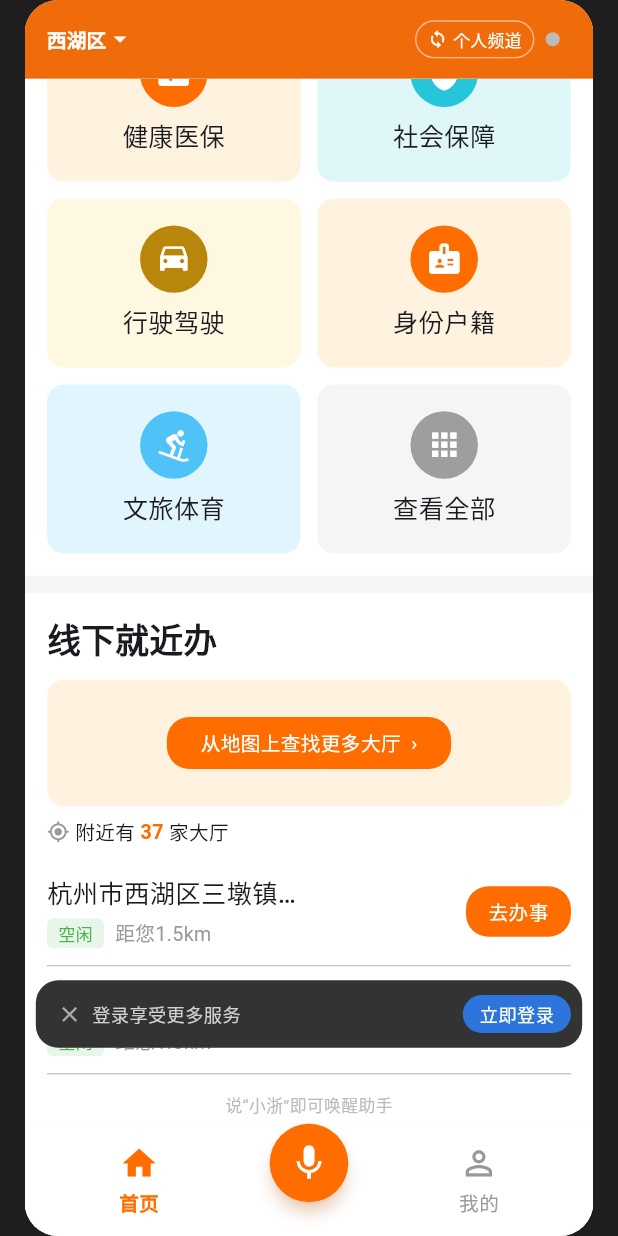
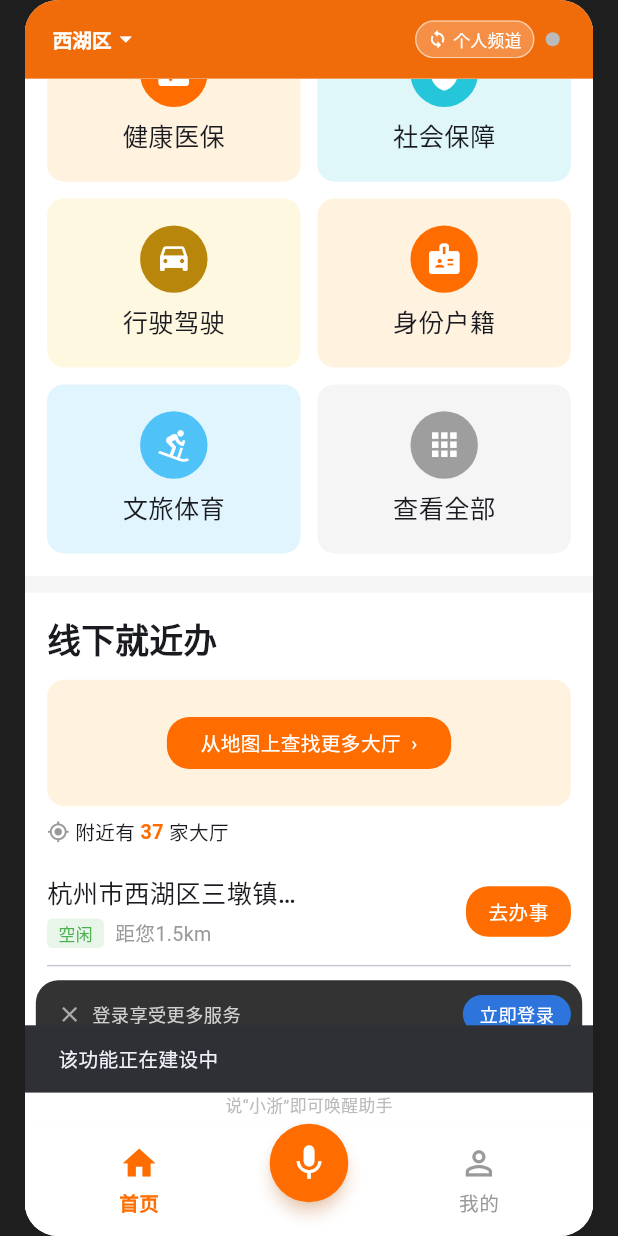
Before and after one commit to Echo-bababoyi/test, a Flutter app: the ElderHome screen opened by its route, scrolled down 576 dp, after a tap on an icon or button, on a phone screen of 412 x 824 dp. Run offline on Flutter 3.47's test engine with Material 3 defaults, Android fonts, the phone set to English and light mode, and no system bars; our stand-ins replace flutter_riverpod, go_router; missing offline and left inert: dart:html, idb_shim.

Commit message:
feat: 长辈版首页交互体验全面优化 + Tab 位移 bug 修复
- 35 个可交互元素全部加 PressScaleWrapper 按下缩放+变色反馈
- 工具行/服务卡/网格图标/按钮统一 v1.1 交互规范
- 空操作统一弹 SnackBar "该功能正在建设中"
- 修复 Tab 标签切换文字位移 bug（选中/未选中态 padding 统一）
- 修复 Tab 选中态消失 bug（Ink 改 Container，不依赖 Material 祖先）
- 底部导航栏首页/我的/小浙按钮加按下缩放

Co-Authored-By: Claude Opus 4.6 (1M context) <noreply@anthropic.com>

```diff
--- a/app/lib/pages/elder_home.dart
+++ b/app/lib/pages/elder_home.dart
@@ -7,6 +7,16 @@ import '../theme/design_tokens.dart';
 import '../widgets/connection_indicator.dart';
 import '../widgets/elder_bottom_nav.dart';
 import '../widgets/persistent_banner.dart';
+import '../widgets/press_scale_wrapper.dart';
+
+void _showTodo(BuildContext context) {
+  ScaffoldMessenger.of(context).showSnackBar(
+    const SnackBar(
+      content: Text('该功能正在建设中'),
+      duration: Duration(seconds: 2),
+    ),
+  );
+}
 
 class ElderHome extends ConsumerStatefulWidget {
   const ElderHome({super.key});
@@ -33,15 +43,18 @@ class _ElderHomeState extends ConsumerState<ElderHome>
         automaticallyImplyLeading: false,
         backgroundColor: AppColors.elderPrimary,
         titleSpacing: Spacing.lg,
-        title: InkWell(
-          onTap: () {},
+        title: PressScaleWrapper(
+          pressedScale: 0.92,
+          onTap: () => _showTodo(context),
+          borderRadius: BorderRadius.circular(AppRadius.small),
           splashColor: Colors.white24,
           highlightColor: Colors.white12,
-          borderRadius: BorderRadius.circular(AppRadius.small),
+          builder: (_) => Padding(
+            padding: const EdgeInsets.symmetric(horizontal: 4, vertical: 4),
             child: Row(
               mainAxisSize: MainAxisSize.min,
-            children: [
-              const Text(
+              children: const [
+                Text(
                   '西湖区',
                   style: TextStyle(
                     color: Colors.white,
@@ -49,26 +62,30 @@ class _ElderHomeState extends ConsumerState<ElderHome>
                     fontWeight: FontWeight.w600,
                   ),
                 ),
-              const Icon(Icons.arrow_drop_down, color: Colors.white, size: 20),
+                Icon(Icons.arrow_drop_down, color: Colors.white, size: 20),
               ],
+            ),
           ),
         ),
         actions: [
           Material(
             color: Colors.transparent,
             borderRadius: BorderRadius.circular(AppRadius.xlarge),
-            child: InkWell(
-              onTap: () {},
+            child: PressScaleWrapper(
+              pressedScale: 0.96,
+              onTap: () => _showTodo(context),
               borderRadius: BorderRadius.circular(AppRadius.xlarge),
               splashColor: Colors.white24,
               highlightColor: Colors.white12,
-              child: Container(
-                margin: const EdgeInsets.only(right: Spacing.sm),
+              builder: (pressed) => Padding(
+                padding: const EdgeInsets.only(right: Spacing.sm),
+                child: Ink(
                   padding: const EdgeInsets.symmetric(
                     horizontal: Spacing.sm,
                     vertical: 4,
                   ),
                   decoration: BoxDecoration(
+                    color: pressed ? Colors.white60 : Colors.white24,
                     border: Border.all(color: Colors.white54),
                     borderRadius: BorderRadius.circular(AppRadius.xlarge),
                   ),
@@ -85,6 +102,7 @@ class _ElderHomeState extends ConsumerState<ElderHome>
                         ),
                       ),
                     ],
+                  ),
                 ),
               ),
             ),
@@ -147,8 +165,8 @@ class _EldToolBarSection extends StatelessWidget {
       child: Row(
         mainAxisAlignment: MainAxisAlignment.spaceAround,
         children: [
-          _EldToolBarItem(icon: Icons.qr_code_scanner, label: '扫一扫', onTap: () {}),
-          _EldToolBarItem(icon: Icons.chat_bubble_outline, label: '消息', onTap: () {}),
+          _EldToolBarItem(icon: Icons.qr_code_scanner, label: '扫一扫', onTap: () => _showTodo(context)),
+          _EldToolBarItem(icon: Icons.chat_bubble_outline, label: '消息', onTap: () => _showTodo(context)),
           _EldToolBarItem(icon: Icons.swap_horiz, label: '常规版', onTap: onStandardTap),
         ],
       ),
@@ -164,15 +182,19 @@ class _EldToolBarItem extends StatelessWidget {
 
   @override
   Widget build(BuildContext context) {
-    return Material(
-      color: Colors.transparent,
-      child: InkWell(
+    return PressScaleWrapper(
+      pressedScale: 0.88,
       onTap: onTap,
       borderRadius: BorderRadius.circular(AppRadius.medium),
       splashColor: Colors.white24,
       highlightColor: Colors.white12,
-        child: Padding(
+      builder: (pressed) => AnimatedContainer(
+        duration: const Duration(milliseconds: 100),
         padding: const EdgeInsets.symmetric(vertical: Spacing.xs, horizontal: Spacing.md),
+        decoration: BoxDecoration(
+          color: pressed ? Colors.white12 : Colors.transparent,
+          borderRadius: BorderRadius.circular(AppRadius.medium),
+        ),
         child: Column(
           mainAxisSize: MainAxisSize.min,
           children: [
@@ -186,7 +208,6 @@ class _EldToolBarItem extends StatelessWidget {
               ),
             ),
           ],
-          ),
         ),
       ),
     );
@@ -231,10 +252,15 @@ class _EldGovHotlineSection extends StatelessWidget {
               ),
             ),
           ),
-          InkWell(
-            onTap: () {},
+          Material(
+            color: Colors.transparent,
             borderRadius: BorderRadius.circular(AppRadius.xlarge),
-            child: Container(
+            child: PressScaleWrapper(
+              pressedScale: 0.94,
+              onTap: () => _showTodo(context),
+              borderRadius: BorderRadius.circular(AppRadius.xlarge),
+              splashColor: Colors.white24,
+              builder: (_) => Container(
                 padding: const EdgeInsets.symmetric(
                   horizontal: Spacing.md,
                   vertical: Spacing.sm,
@@ -248,6 +274,7 @@ class _EldGovHotlineSection extends StatelessWidget {
                   style: TextStyle(
                     fontSize: AppFontSize.body,
                     color: AppColors.textPrimary,
+                  ),
                 ),
               ),
             ),
@@ -334,33 +361,23 @@ class _EldTabLabel extends StatelessWidget {
 
   @override
   Widget build(BuildContext context) {
-    if (selected) {
-      return Ink(
+    return Container(
       padding: const EdgeInsets.symmetric(
         horizontal: Spacing.md,
         vertical: Spacing.xs,
       ),
-        decoration: BoxDecoration(
+      decoration: selected
+          ? BoxDecoration(
               color: AppColors.elderPrimary,
               borderRadius: BorderRadius.circular(AppRadius.medium),
-        ),
+            )
+          : null,
       child: Text(
         label,
-          style: const TextStyle(
+        style: TextStyle(
           fontSize: AppFontSize.body,
-            fontWeight: FontWeight.w700,
-            color: Colors.white,
-          ),
-        ),
-      );
-    }
-    return Padding(
-      padding: const EdgeInsets.symmetric(vertical: Spacing.xs),
-      child: Text(
-        label,
-        style: const TextStyle(
-          fontSize: AppFontSize.body,
-          color: AppColors.textSecondary,
+          fontWeight: selected ? FontWeight.w700 : FontWeight.normal,
+          color: selected ? Colors.white : AppColors.textSecondary,
         ),
       ),
     );
@@ -384,7 +401,7 @@ class _EldHotContent extends StatelessWidget {
                   icon: Icons.home_work,
                   iconColor: const Color(0xFF3B82F6),
                   label: '住址变动落户',
-                  onTap: () {},
+                  onTap: () => _showTodo(context),
                 ),
               ),
               const SizedBox(width: Spacing.md),
@@ -393,7 +410,7 @@ class _EldHotContent extends StatelessWidget {
                   icon: Icons.verified_user,
                   iconColor: const Color(0xFF5B6BF5),
                   label: '权益记录查询',
-                  onTap: () {},
+                  onTap: () => _showTodo(context),
                 ),
               ),
             ],
@@ -423,7 +440,7 @@ class _EldFavoritesContent extends StatelessWidget {
                   icon: Icons.health_and_safety,
                   iconColor: const Color(0xFF3B82F6),
                   label: '浙里医保',
-                  onTap: () {},
+                  onTap: () => _showTodo(context),
                 ),
               ),
               const SizedBox(width: Spacing.md),
@@ -490,15 +507,17 @@ class _EldServiceCard extends StatelessWidget {
     return Material(
       color: iconColor.withValues(alpha: 0.08),
       borderRadius: BorderRadius.circular(AppRadius.large),
-      child: InkWell(
+      child: PressScaleWrapper(
+        pressedScale: 0.96,
         onTap: onTap,
         borderRadius: BorderRadius.circular(AppRadius.large),
-        child: Padding(
+        splashColor: const Color(0x33FF6D00),
+        builder: (_) => Padding(
           padding: const EdgeInsets.symmetric(vertical: Spacing.lg),
           child: Column(
             mainAxisSize: MainAxisSize.min,
             children: [
-          Container(
+              Ink(
                 width: 56,
                 height: 56,
                 decoration: BoxDecoration(
@@ -529,15 +548,17 @@ class _EldViewAllButton extends StatelessWidget {
     return Material(
       color: Colors.grey[100],
       borderRadius: BorderRadius.circular(AppRadius.xlarge),
-      child: InkWell(
-        onTap: () {},
+      child: PressScaleWrapper(
+        pressedScale: 0.94,
+        onTap: () => _showTodo(context),
         borderRadius: BorderRadius.circular(AppRadius.xlarge),
-        child: Padding(
-          padding: const EdgeInsets.symmetric(
+        splashColor: const Color(0x33FF6D00),
+        builder: (_) => const Padding(
+          padding: EdgeInsets.symmetric(
             horizontal: Spacing.xl,
             vertical: Spacing.xs,
           ),
-          child: const Text(
+          child: Text(
             '查看全部  ›',
             style: TextStyle(
               fontSize: AppFontSize.body,
@@ -594,7 +615,7 @@ class _EldOnlineServiceSection extends StatelessWidget {
                   item: item,
                   onTap: item.label == '健康医保'
                       ? () => context.push(AppRoutes.shebaoJiaona)
-                      : () {},
+                      : () => _showTodo(context),
                 ),
             ],
           ),
@@ -612,40 +633,64 @@ class _EldGridItem {
   const _EldGridItem(this.icon, this.iconColor, this.bgColor, this.label);
 }
 
-class _EldOnlineGridItem extends StatelessWidget {
+class _EldOnlineGridItem extends StatefulWidget {
   final _EldGridItem item;
   final VoidCallback? onTap;
   const _EldOnlineGridItem({required this.item, this.onTap});
 
   @override
+  State<_EldOnlineGridItem> createState() => _EldOnlineGridItemState();
+}
+
+class _EldOnlineGridItemState extends State<_EldOnlineGridItem> {
+  bool _pressed = false;
+
+  Color get _iconBg =>
+      _pressed ? Color.lerp(widget.item.iconColor, Colors.black, 0.20)! : widget.item.iconColor;
+
+  @override
   Widget build(BuildContext context) {
-    return Material(
-      color: item.bgColor,
+    return Listener(
+      onPointerDown: (_) => setState(() => _pressed = true),
+      onPointerUp: (_) => setState(() => _pressed = false),
+      onPointerCancel: (_) => setState(() => _pressed = false),
+      child: Material(
+        color: widget.item.bgColor,
         borderRadius: BorderRadius.circular(AppRadius.large),
         child: InkWell(
-        onTap: onTap,
+          onTap: widget.onTap,
           borderRadius: BorderRadius.circular(AppRadius.large),
+          child: AnimatedScale(
+            scale: _pressed ? 0.96 : 1.0,
+            duration: const Duration(milliseconds: 100),
             child: Column(
               mainAxisAlignment: MainAxisAlignment.center,
               children: [
-            Ink(
+                AnimatedScale(
+                  scale: _pressed ? 0.85 : 1.0,
+                  duration: const Duration(milliseconds: 100),
+                  child: AnimatedContainer(
+                    duration: const Duration(milliseconds: 100),
                     width: 48,
                     height: 48,
                     decoration: BoxDecoration(
-                color: item.iconColor,
+                      color: _iconBg,
                       shape: BoxShape.circle,
                     ),
-              child: Icon(item.icon, color: Colors.white, size: 26),
+                    child: Icon(widget.item.icon, color: Colors.white, size: 26),
+                  ),
                 ),
                 const SizedBox(height: Spacing.sm),
                 Text(
-              item.label,
+                  widget.item.label,
                   style: const TextStyle(
                     fontSize: AppFontSize.elderBody,
                     fontWeight: FontWeight.w500,
                   ),
                 ),
               ],
+            ),
+          ),
         ),
       ),
     );
@@ -690,16 +735,17 @@ class _EldOfflineServiceSection extends StatelessWidget {
             child: Material(
               color: AppColors.elderPrimary,
               borderRadius: BorderRadius.circular(AppRadius.xlarge),
-              child: InkWell(
-                onTap: () {},
+              child: PressScaleWrapper(
+                pressedScale: 0.94,
+                onTap: () => _showTodo(context),
                 borderRadius: BorderRadius.circular(AppRadius.xlarge),
                 splashColor: Colors.white24,
-                child: Padding(
-                  padding: const EdgeInsets.symmetric(
+                builder: (_) => const Padding(
+                  padding: EdgeInsets.symmetric(
                     horizontal: Spacing.xl,
                     vertical: Spacing.sm,
                   ),
-                  child: const Text(
+                  child: Text(
                     '从地图上查找更多大厅  ›',
                     style: TextStyle(color: Colors.white, fontSize: AppFontSize.body),
                   ),
@@ -789,16 +835,17 @@ class _EldOfficeItem extends StatelessWidget {
           Material(
             color: AppColors.elderPrimary,
             borderRadius: BorderRadius.circular(AppRadius.xlarge),
-            child: InkWell(
-              onTap: () {},
+            child: PressScaleWrapper(
+              pressedScale: 0.94,
+              onTap: () => _showTodo(context),
               borderRadius: BorderRadius.circular(AppRadius.xlarge),
               splashColor: Colors.white24,
-              child: Padding(
-                padding: const EdgeInsets.symmetric(
+              builder: (_) => const Padding(
+                padding: EdgeInsets.symmetric(
                   horizontal: Spacing.lg,
                   vertical: Spacing.sm,
                 ),
-                child: const Text(
+                child: Text(
                   '去办事',
                   style: TextStyle(
                     fontSize: AppFontSize.body,
@@ -852,7 +899,7 @@ class _EldAuthorizedServiceSection extends StatelessWidget {
             crossAxisSpacing: Spacing.md,
             childAspectRatio: 1.5,
             children: [
-              for (final item in _items) _EldOnlineGridItem(item: item, onTap: () {}),
+              for (final item in _items) _EldOnlineGridItem(item: item, onTap: () => _showTodo(context)),
             ],
           ),
         ],
--- a/app/lib/widgets/elder_bottom_nav.dart
+++ b/app/lib/widgets/elder_bottom_nav.dart
@@ -3,6 +3,7 @@ import 'package:go_router/go_router.dart';
 import '../router.dart';
 import '../services/wake_word_listener.dart';
 import 'agent_panel.dart';
+import 'press_scale_wrapper.dart';
 
 const _kOrange = Color(0xFFFF6D00);
 
@@ -113,10 +114,11 @@ class _NavItem extends StatelessWidget {
   @override
   Widget build(BuildContext context) {
     final color = selected ? _kOrange : const Color(0xFF999999);
-    return InkWell(
+    return PressScaleWrapper(
+      pressedScale: 0.88,
       onTap: onTap,
       borderRadius: BorderRadius.circular(12),
-      child: SizedBox(
+      builder: (_) => SizedBox(
         width: 80,
         height: 64,
         child: Column(
@@ -145,14 +147,15 @@ class _AssistantButton extends StatelessWidget {
         shape: const CircleBorder(),
         elevation: 4,
         shadowColor: _kOrange.withValues(alpha: 0.45),
-        child: InkWell(
+        child: PressScaleWrapper(
+          pressedScale: 0.92,
           onTap: onTap,
           customBorder: const CircleBorder(),
           splashColor: Colors.white24,
-          child: SizedBox(
+          builder: (_) => const SizedBox(
             width: 60,
             height: 60,
-            child: const Icon(Icons.mic, color: Colors.white, size: 30),
+            child: Icon(Icons.mic, color: Colors.white, size: 30),
           ),
         ),
       ),
```
Lines whose indentation alone changed are shown as unchanged.
